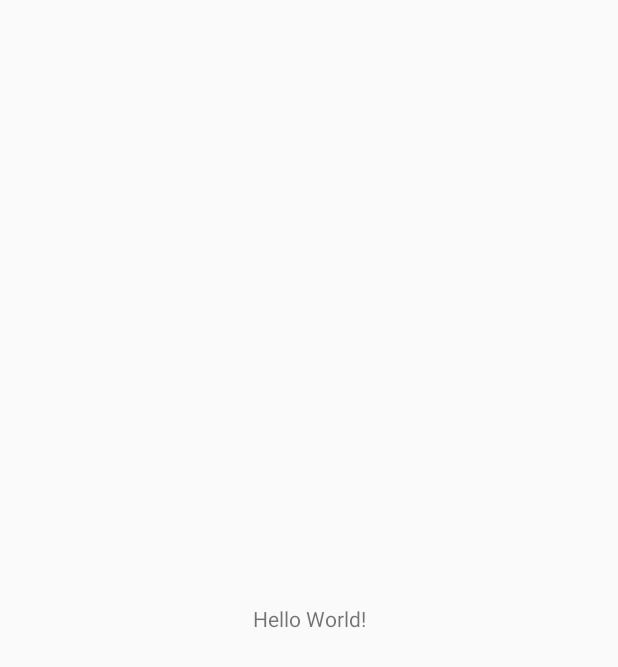
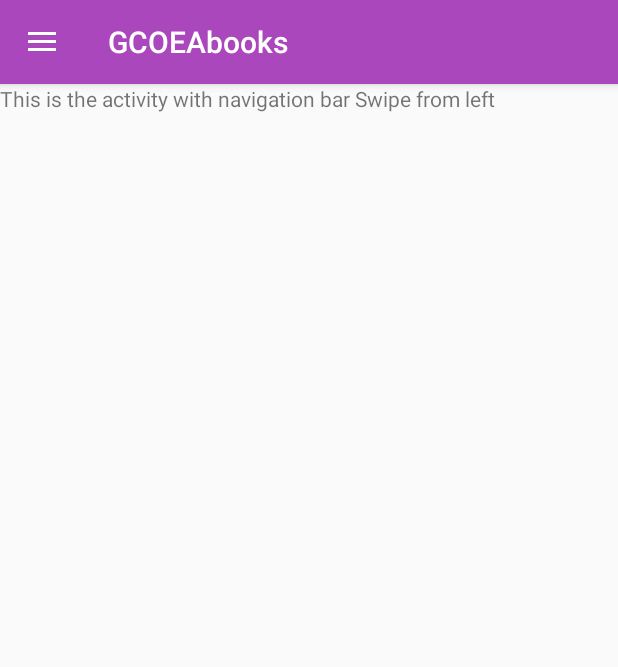
Before and after one commit to Noman-Khan7/GCOEAbooks, an Android app: the MainActivity screen opened directly, with no data from a screen before it, on a phone screen of 412 x 824 dp. Before the commit the part shown is almost empty. Shown: the top 667 px of the screen. Run offline under Robolectric (Android 15) with nearby library versions, the phone set to English and light mode, and no system bars.

Commit message:
Added the Navigation Drawer

```diff
--- a/app/build.gradle
+++ b/app/build.gradle
@@ -21,6 +21,7 @@ android {
 dependencies {
     implementation fileTree(dir: 'libs', include: ['*.jar'])
     implementation 'com.android.support:appcompat-v7:27.1.1'
+    implementation 'com.android.support:design:27.1.1'
     implementation 'com.android.support.constraint:constraint-layout:1.1.0'
     testImplementation 'junit:junit:4.12'
     androidTestImplementation 'com.android.support.test:runner:1.0.2'
--- a/app/src/main/java/com/example/noman/gcoeabooks/MainActivity.java
+++ b/app/src/main/java/com/example/noman/gcoeabooks/MainActivity.java
@@ -1,15 +1,31 @@
 package com.example.noman.gcoeabooks;
 
+import android.support.v4.widget.DrawerLayout;
+import android.support.v7.app.ActionBarDrawerToggle;
 import android.support.v7.app.AppCompatActivity;
 import android.os.Bundle;
+import android.view.MenuItem;
 import android.widget.Toolbar;
 
 public class MainActivity extends AppCompatActivity {
-
+private DrawerLayout sdrawerlayout;
+private ActionBarDrawerToggle sToggle;
     @Override
     protected void onCreate(Bundle savedInstanceState) {
         super.onCreate(savedInstanceState);
         setContentView(R.layout.activity_main);
-        Toolbar toolbar;
+        sdrawerlayout=findViewById(R.id.main_draw);
+        sToggle=new ActionBarDrawerToggle(this,sdrawerlayout,R.string.open,R.string.close);
+        sdrawerlayout.addDrawerListener(sToggle);
+        sToggle.syncState();;
+        getSupportActionBar().setDisplayHomeAsUpEnabled(true);
+    }
+
+    @Override
+    public boolean onOptionsItemSelected(MenuItem item) {
+        if(sToggle.onOptionsItemSelected(item)){
+            return true;
+        }
+        return super.onOptionsItemSelected(item);
     }
 }
--- a/app/src/main/res/layout/activity_main.xml
+++ b/app/src/main/res/layout/activity_main.xml
@@ -1,19 +1,27 @@
 <?xml version="1.0" encoding="utf-8"?>
-<android.support.constraint.ConstraintLayout xmlns:android="http://schemas.android.com/apk/res/android"
+<android.support.v4.widget.DrawerLayout
+    xmlns:android="http://schemas.android.com/apk/res/android"
     xmlns:app="http://schemas.android.com/apk/res-auto"
     xmlns:tools="http://schemas.android.com/tools"
+
+    android:id="@+id/main_draw"
     android:layout_width="match_parent"
     android:layout_height="match_parent"
-    tools:context="com.example.noman.gcoeabooks.MainActivity">
-<include layout="@layout/app_bar"
-    android:id="@+id/appbar"></include>
+    tools:context="com.example.noman.gcoeabooks.DrawerAct">
+    <android.support.design.widget.NavigationView
+        app:headerLayout="@layout/header"
+        android:layout_width="wrap_content"
+        android:layout_height="match_parent"
+        android:background="#f1f1f1"
+        app:itemTextColor="@color/colorPrimaryDark"
+        app:menu="@menu/drawermenu"
+        android:layout_gravity="start"
+        >
+
+
+    </android.support.design.widget.NavigationView>
     <TextView
         android:layout_width="wrap_content"
         android:layout_height="wrap_content"
-        android:text="Hello World!"
-        app:layout_constraintBottom_toBottomOf="parent"
-        app:layout_constraintLeft_toLeftOf="parent"
-        app:layout_constraintRight_toRightOf="parent"
-        app:layout_constraintTop_toTopOf="parent" />
-
-</android.support.constraint.ConstraintLayout>
+        android:text="This is the activity with navigation bar Swipe from left"/>
+</android.support.v4.widget.DrawerLayout>
--- /dev/null
+++ b/app/src/main/res/menu/drawermenu.xml
@@ -0,0 +1,9 @@
+<?xml version="1.0" encoding="utf-8"?>
+<menu xmlns:android="http://schemas.android.com/apk/res/android">
+<item android:id="@+id/aa" android:title="Home"></item>
+    <item android:id="@+id/ab" android:title=" Video"></item>
+    <item android:id="@+id/ac" android:title="EBoks"></item>
+    <item android:id="@+id/ad" android:title="Papers "></item>
+    <item android:id="@+id/ae" android:title="Practicals"></item>
+    <item android:id="@+id/af" android:title="Exit"></item>
+</menu>
--- a/app/src/main/res/values/colors.xml
+++ b/app/src/main/res/values/colors.xml
@@ -1,6 +1,6 @@
 <?xml version="1.0" encoding="utf-8"?>
 <resources>
-    <color name="colorPrimary">#3F51B5</color>
-    <color name="colorPrimaryDark">#303F9F</color>
-    <color name="colorAccent">#FF4081</color>
+    <color name="colorPrimary">#AB47BC</color>
+    <color name="colorPrimaryDark">#9C27B0</color>
+    <color name="colorAccent">#D34341</color>
 </resources>
--- a/app/src/main/res/values/strings.xml
+++ b/app/src/main/res/values/strings.xml
@@ -1,3 +1,5 @@
 <resources>
     <string name="app_name">GCOEAbooks</string>
+    <string name="open">open</string>
+    <string name="close">close</string>
 </resources>
```
Also changed, not shown: app/src/main/AndroidManifest.xml (+5 -5 lines), app/src/main/java/com/example/noman/gcoeabooks/DrawerAct.java (added, +13 -0 lines), app/src/main/res/layout/activity_drawer.xml (added, +20 -0 lines), app/src/main/res/layout/header.xml (added, +13 -0 lines), app/src/main/res/drawable/head.jpg (added), app/src/main/res/drawable/head1.jpg (added).
